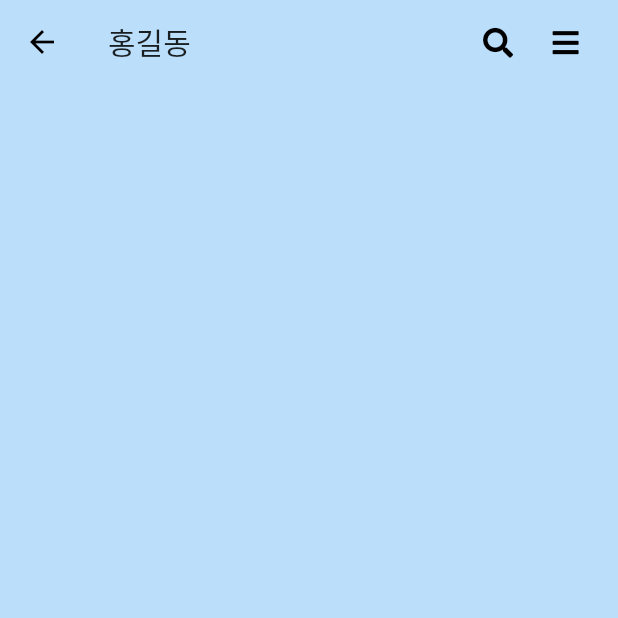
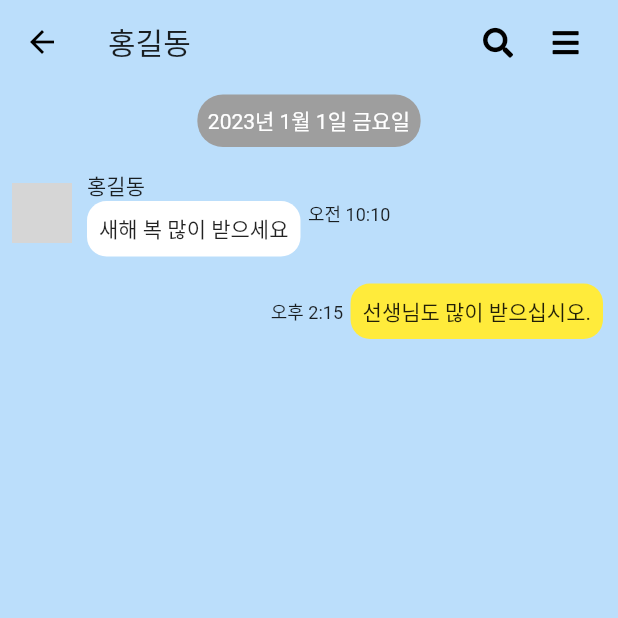
Before and after one commit to clean17/flutter-messenger, a Flutter app: the ChatRoomScreen screen opened directly, on a phone screen of 412 x 824 dp, the top half of it. Run offline on Flutter 3.47's test engine with Material 2 defaults, Android fonts, the phone set to English and light mode, and no system bars; our stand-ins replace font_awesome_flutter; network calls fail; grey boxes are pictures that could not be loaded.

Commit message:
채팅창

```diff
--- /dev/null
+++ b/lib/components/chat_icon_button.dart
@@ -0,0 +1 @@
+import 'package:flutter/material.dart';
--- /dev/null
+++ b/lib/components/my_chat.dart
@@ -0,0 +1,43 @@
+import 'package:flutter/material.dart';
+
+import '../models/user.dart';
+
+class MyChat extends StatelessWidget {
+  const MyChat({Key? key,
+    required this.text,
+    required this.time}) : super(key: key);
+
+
+
+  final text;
+  final time;
+
+  @override
+  Widget build(BuildContext context) {
+    return Padding(
+      padding: const EdgeInsets.symmetric(vertical: 10.0),
+      child: Row(
+            mainAxisAlignment: MainAxisAlignment.end,
+        children: [
+          Text(time, style: TextStyle(fontSize: 12),),
+          SizedBox(width: 5,),
+          Flexible(child: Column(
+            children: [
+              Container(
+                padding: EdgeInsets.all(8),
+                child: Text(text),
+                decoration: BoxDecoration(
+                  borderRadius: BorderRadius.circular(13),
+                  color: Colors.yellow,
+                ),
+              )
+            ],
+          ),
+          ),
+          SizedBox(width: 10,)
+        ],
+      ),
+    );
+
+  }
+}
--- /dev/null
+++ b/lib/components/other_chat.dart
@@ -0,0 +1,49 @@
+import 'package:flutter/material.dart';
+
+import '../models/user.dart';
+
+class OtherChat extends StatelessWidget {
+  const OtherChat({Key? key,
+    required this.name,
+    required this.text,
+    required this.time}) : super(key: key);
+
+
+
+  final name;
+  final text;
+  final time;
+
+  @override
+  Widget build(BuildContext context) {
+    return Padding(
+      padding: const EdgeInsets.all(8.0),
+      child: Row(
+        children: [
+          CircleAvatar(
+            backgroundImage: NetworkImage(friends[0].backgroundImage),
+          ),
+          SizedBox(width: 10,),
+          Flexible(child: Column(
+            crossAxisAlignment: CrossAxisAlignment.start,
+            children: [
+              Text(name),
+              Container(
+                child: Text(text),
+                padding: EdgeInsets.all(8),
+                decoration: BoxDecoration(
+                  borderRadius: BorderRadius.circular(13),
+                  color: Colors.white,
+                ),
+              )
+            ],
+          ),
+          ),
+          SizedBox(width: 5,),
+          Text(time, style: TextStyle(fontSize: 12),)
+        ],
+      ),
+    );
+
+  }
+}
--- /dev/null
+++ b/lib/components/time_line.dart
@@ -0,0 +1,27 @@
+import 'package:flutter/material.dart';
+
+class TimeLine extends StatelessWidget {
+  const TimeLine({Key? key, required this.time}) : super(key: key);
+
+  final time;
+
+  @override
+  Widget build(BuildContext context) {
+    return Padding(
+      padding: const EdgeInsets.all(7.0),
+      child: Container(
+        padding: EdgeInsets.all(7), // 컨테이너 자체는 패딩을 가지고 있어
+        decoration: BoxDecoration(
+          color: Colors.grey[500],
+          borderRadius: BorderRadius.circular(17),
+
+
+
+        ),
+        child: Text(time,
+        style: TextStyle(color: Colors.white),),
+      ),
+    );
+
+  }
+}
--- a/lib/screens/chat_room_screen.dart
+++ b/lib/screens/chat_room_screen.dart
@@ -1,5 +1,10 @@
 import 'package:flutter/material.dart';
+import 'package:flutter_kakao/components/other_chat.dart';
+import 'package:flutter_kakao/components/time_line.dart';
 import 'package:font_awesome_flutter/font_awesome_flutter.dart';
+
+import '../components/my_chat.dart';
+import '../models/chat.dart';
 
 class ChatRoomScreen extends StatefulWidget {
   const ChatRoomScreen({Key? key}) : super(key: key);
@@ -10,6 +15,8 @@ class ChatRoomScreen extends StatefulWidget {
 }
 
 class _ChatRoomScreenState extends State<ChatRoomScreen> {
+  final List<MyChat> chats = [];
+  final TextEditingController _textEditingController = TextEditingController();
 
   @override
   Widget build(BuildContext context) {
@@ -27,8 +34,28 @@ class _ChatRoomScreenState extends State<ChatRoomScreen> {
             SizedBox(width: 25,)
           ],
         ),
+        body: Column(
+          children: [
+            Expanded(
+              child: SingleChildScrollView(  // 넌 누구?
+                  child: Column(
+                    children: [
+                      TimeLine(time: "2023년 1월 1일 금요일"),
+                      OtherChat(
+                        name: "홍길동",
+                      text: "새해 복 많이 받으세요",
+                       time: "오전 10:10",),
+                      MyChat(
+                       time: "오후 2:15",
+                        text: "선생님도 많이 받으십시오.",
+                      ),
+                      ...List.generate(chats.length, (index) => chats[index]),
+                    ],
+                  )),
+            )
+          ],
+        ),
       ),
     );
-
   }
 }
--- a/pubspec.yaml
+++ b/pubspec.yaml
@@ -61,8 +61,8 @@ flutter:
   uses-material-design: true
 
   # To add assets to your application, add an assets section, like this:
-  assets:
-    - assets/
+#  assets:
+#    - assets/
     #   - images/a_dot_ham.jpeg
 
   # An image asset can refer to one or more resolution-specific "variants", see
```
